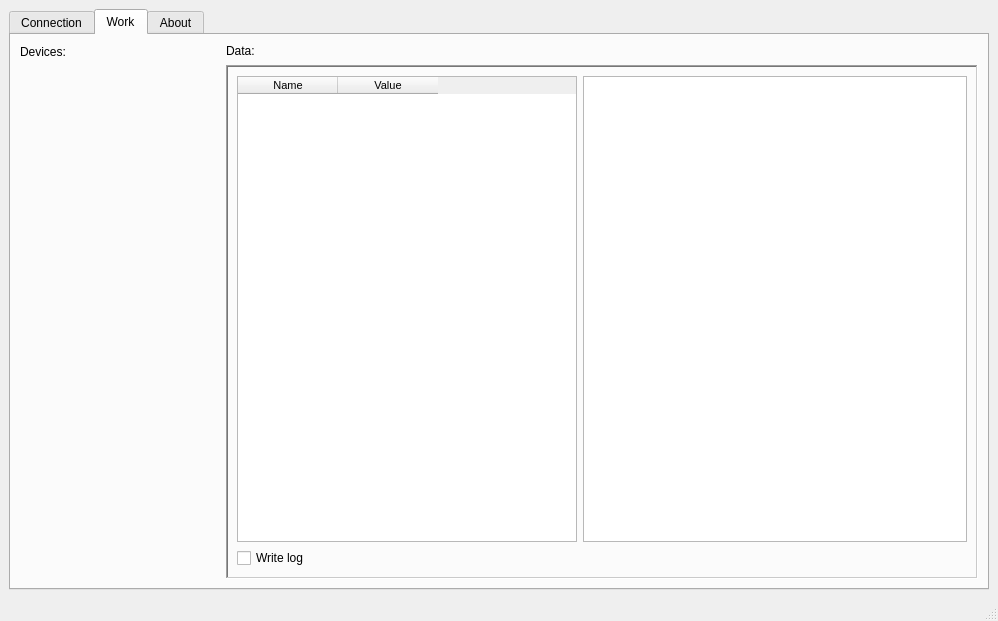
First picture: the form in mainwindow.ui, repository nghtsnw/etrodiag, before the edit.
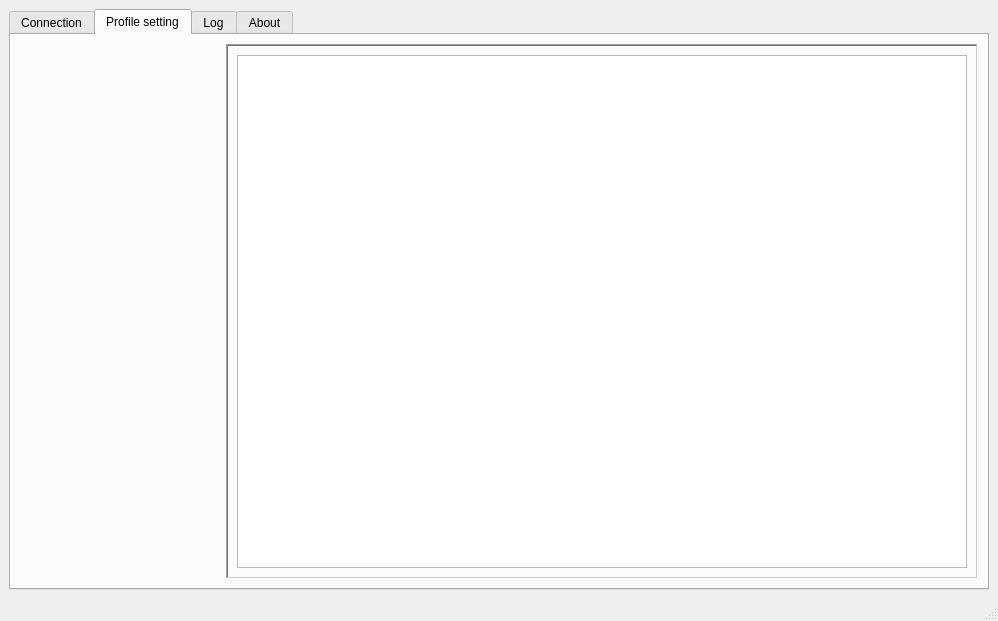
Second picture: the form after the edit. The open tabs and pages were chosen to show the change.

The edit to the form file:
```diff
--- a/mainwindow.ui
+++ b/mainwindow.ui
@@ -58,7 +58,7 @@
       </widget>
       <widget class="QWidget" name="tab_work">
        <attribute name="title">
-        <string>Work</string>
+        <string>Profile setting</string>
        </attribute>
        <layout class="QHBoxLayout" name="horizontalLayout_2">
         <item>
@@ -66,56 +66,7 @@
           <property name="sizeConstraint">
            <enum>QLayout::SetDefaultConstraint</enum>
           </property>
-          <item row="1" column="0">
-           <widget class="QFrame" name="devArea">
-            <property name="sizePolicy">
-             <sizepolicy hsizetype="Fixed" vsizetype="Preferred">
-              <horstretch>0</horstretch>
-              <verstretch>0</verstretch>
-             </sizepolicy>
-            </property>
-            <property name="minimumSize">
-             <size>
-              <width>200</width>
-              <height>0</height>
-             </size>
-            </property>
-            <layout class="QVBoxLayout" name="devAreaLay"/>
-           </widget>
-          </item>
-          <item row="0" column="0">
-           <widget class="QLabel" name="label">
-            <property name="sizePolicy">
-             <sizepolicy hsizetype="Preferred" vsizetype="Fixed">
-              <horstretch>0</horstretch>
-              <verstretch>0</verstretch>
-             </sizepolicy>
-            </property>
-            <property name="minimumSize">
-             <size>
-              <width>200</width>
-              <height>15</height>
-             </size>
-            </property>
-            <property name="text">
-             <string>Devices:</string>
-            </property>
-           </widget>
-          </item>
           <item row="0" column="1">
-           <widget class="QLabel" name="label_2">
-            <property name="sizePolicy">
-             <sizepolicy hsizetype="Preferred" vsizetype="Fixed">
-              <horstretch>0</horstretch>
-              <verstretch>0</verstretch>
-             </sizepolicy>
-            </property>
-            <property name="text">
-             <string>Data:</string>
-            </property>
-           </widget>
-          </item>
-          <item row="1" column="1">
            <widget class="QFrame" name="rightFrame">
             <property name="sizePolicy">
              <sizepolicy hsizetype="Preferred" vsizetype="Preferred">
@@ -129,24 +80,18 @@
             <property name="frameShadow">
              <enum>QFrame::Sunken</enum>
             </property>
-            <layout class="QGridLayout" name="gridLayout_2">
-             <item row="0" column="0">
+            <layout class="QHBoxLayout" name="horizontalLayout_4">
+             <item>
               <widget class="QTableWidget" name="valueArea">
                <property name="enabled">
                 <bool>true</bool>
                </property>
                <property name="sizePolicy">
-                <sizepolicy hsizetype="Fixed" vsizetype="Preferred">
+                <sizepolicy hsizetype="Preferred" vsizetype="Preferred">
                  <horstretch>0</horstretch>
                  <verstretch>0</verstretch>
                 </sizepolicy>
                </property>
-               <property name="maximumSize">
-                <size>
-                 <width>340</width>
-                 <height>16777215</height>
-                </size>
-               </property>
                <property name="font">
                 <font>
                  <pointsize>8</pointsize>
@@ -167,9 +112,18 @@
                <property name="sortingEnabled">
                 <bool>true</bool>
                </property>
+               <attribute name="horizontalHeaderVisible">
+                <bool>false</bool>
+               </attribute>
                <attribute name="horizontalHeaderCascadingSectionResizes">
                 <bool>false</bool>
                </attribute>
+               <attribute name="horizontalHeaderMinimumSectionSize">
+                <number>100</number>
+               </attribute>
+               <attribute name="horizontalHeaderDefaultSectionSize">
+                <number>337</number>
+               </attribute>
                <attribute name="verticalHeaderVisible">
                 <bool>false</bool>
                </attribute>
@@ -185,42 +139,53 @@
                </column>
               </widget>
              </item>
-             <item row="1" column="0">
-              <widget class="QCheckBox" name="writeLogCheckBox">
-               <property name="sizePolicy">
-                <sizepolicy hsizetype="Preferred" vsizetype="Preferred">
-                 <horstretch>0</horstretch>
-                 <verstretch>0</verstretch>
-                </sizepolicy>
-               </property>
-               <property name="maximumSize">
-                <size>
-                 <width>16777215</width>
-                 <height>20</height>
-                </size>
-               </property>
-               <property name="text">
-                <string>Write log</string>
-               </property>
-              </widget>
-             </item>
-             <item row="0" column="1">
-              <widget class="QPlainTextEdit" name="logArea">
-               <property name="sizePolicy">
-                <sizepolicy hsizetype="Preferred" vsizetype="Preferred">
-                 <horstretch>0</horstretch>
-                 <verstretch>0</verstretch>
-                </sizepolicy>
-               </property>
-              </widget>
-             </item>
             </layout>
            </widget>
           </item>
+          <item row="0" column="0">
+           <widget class="QFrame" name="devArea">
+            <property name="sizePolicy">
+             <sizepolicy hsizetype="Fixed" vsizetype="Preferred">
+              <horstretch>0</horstretch>
+              <verstretch>0</verstretch>
+             </sizepolicy>
+            </property>
+            <property name="minimumSize">
+             <size>
+              <width>200</width>
+              <height>0</height>
+             </size>
+            </property>
+            <layout class="QVBoxLayout" name="devAreaLay"/>
+           </widget>
+          </item>
          </layout>
         </item>
        </layout>
       </widget>
+      <widget class="QWidget" name="tab_4data">
+       <attribute name="title">
+        <string>Log</string>
+       </attribute>
+       <layout class="QVBoxLayout" name="verticalLayout_3">
+        <item>
+         <widget class="QPlainTextEdit" name="logArea">
+          <property name="sizePolicy">
+           <sizepolicy hsizetype="Preferred" vsizetype="Preferred">
+            <horstretch>0</horstretch>
+            <verstretch>0</verstretch>
+           </sizepolicy>
+          </property>
+          <property name="undoRedoEnabled">
+           <bool>false</bool>
+          </property>
+          <property name="readOnly">
+           <bool>true</bool>
+          </property>
+         </widget>
+        </item>
+       </layout>
+      </widget>
       <widget class="QWidget" name="tab_about">
        <property name="sizePolicy">
         <sizepolicy hsizetype="Preferred" vsizetype="Preferred">
```
